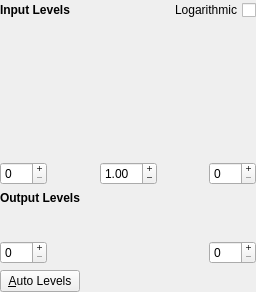
Above: plugins/filters/levelfilter/wdg_level.ui from KDE/krita before the change. Below: the same form after it.
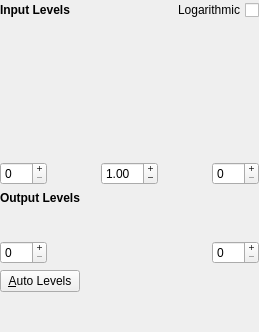
That is the form after the change. Custom widgets are drawn as their Qt base class.

The edit to the form file:
```diff
--- a/plugins/filters/levelfilter/wdg_level.ui
+++ b/plugins/filters/levelfilter/wdg_level.ui
@@ -2,6 +2,14 @@
 <ui version="4.0">
  <class>WdgLevel</class>
  <widget class="QWidget" name="WdgLevel">
+  <property name="geometry">
+   <rect>
+    <x>0</x>
+    <y>0</y>
+    <width>259</width>
+    <height>332</height>
+   </rect>
+  </property>
   <property name="sizePolicy">
    <sizepolicy hsizetype="MinimumExpanding" vsizetype="MinimumExpanding">
     <horstretch>0</horstretch>
@@ -308,11 +316,21 @@
   </layout>
  </widget>
  <customwidgets>
+  <customwidget>
+   <class>KisIntParseSpinBox</class>
+   <extends>QSpinBox</extends>
+   <header>kis_intparsespinbox.h</header>
+  </customwidget>
   <customwidget>
    <class>KisGradientSlider</class>
    <extends>QWidget</extends>
    <header>kis_gradient_slider.h</header>
   </customwidget>
+  <customwidget>
+   <class>KisDoubleParseSpinBox</class>
+   <extends>QDoubleSpinBox</extends>
+   <header>kis_doubleparsespinbox.h</header>
+  </customwidget>
  </customwidgets>
  <includes>
   <include location="local">kis_gradient_slider.h</include>
```
Left out of the diff: 14 changed lines with no effect on the pictures.
